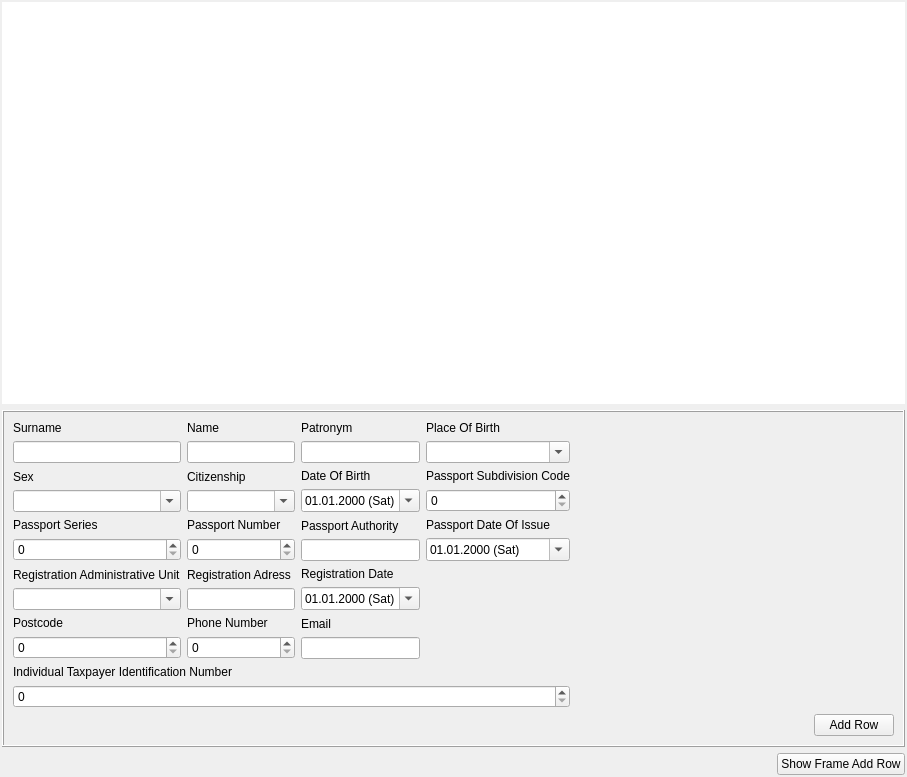
First picture: the form in tableviewtabform.ui, repository sadovskiy/sysman, before the edit.
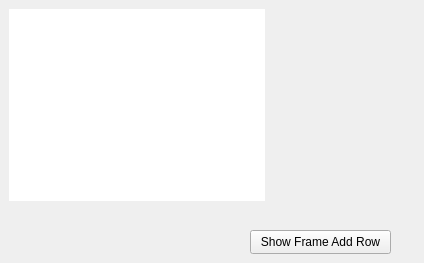
Second picture: the form after the edit.

Diff of the .ui file:
```diff
--- a/tableviewtabform.ui
+++ b/tableviewtabform.ui
@@ -6,8 +6,8 @@
    <rect>
     <x>0</x>
     <y>0</y>
-    <width>907</width>
-    <height>777</height>
+    <width>424</width>
+    <height>263</height>
    </rect>
   </property>
   <property name="sizePolicy">
@@ -19,467 +19,62 @@
   <property name="windowTitle">
    <string>Form</string>
   </property>
-  <layout class="QGridLayout" name="gridLayout_3">
-   <property name="margin">
-    <number>2</number>
+  <widget class="QTableView" name="tableView">
+   <property name="geometry">
+    <rect>
+     <x>9</x>
+     <y>9</y>
+     <width>256</width>
+     <height>192</height>
+    </rect>
    </property>
-   <item row="0" column="1">
-    <widget class="QTableView" name="tableView">
-     <property name="frameShape">
-      <enum>QFrame::NoFrame</enum>
-     </property>
-     <property name="frameShadow">
-      <enum>QFrame::Plain</enum>
-     </property>
-     <property name="lineWidth">
-      <number>1</number>
-     </property>
-     <property name="dragEnabled">
-      <bool>true</bool>
-     </property>
-     <property name="dragDropMode">
-      <enum>QAbstractItemView::DragDrop</enum>
-     </property>
-     <property name="defaultDropAction">
-      <enum>Qt::CopyAction</enum>
-     </property>
-     <property name="alternatingRowColors">
-      <bool>true</bool>
-     </property>
-     <property name="selectionMode">
-      <enum>QAbstractItemView::SingleSelection</enum>
-     </property>
-     <property name="selectionBehavior">
-      <enum>QAbstractItemView::SelectItems</enum>
-     </property>
-     <property name="sortingEnabled">
-      <bool>true</bool>
-     </property>
-    </widget>
-   </item>
-   <item row="1" column="1">
-    <widget class="QFrame" name="frameAddRow">
-     <property name="enabled">
-      <bool>true</bool>
-     </property>
-     <property name="frameShape">
-      <enum>QFrame::Box</enum>
-     </property>
-     <property name="frameShadow">
-      <enum>QFrame::Raised</enum>
-     </property>
-     <property name="lineWidth">
-      <number>1</number>
-     </property>
-     <property name="midLineWidth">
-      <number>0</number>
-     </property>
-     <layout class="QGridLayout" name="gridLayout_2">
-      <item row="0" column="0">
-       <layout class="QHBoxLayout" name="horizontalLayout">
-        <item>
-         <layout class="QVBoxLayout" name="verticalLayout">
-          <item>
-           <layout class="QGridLayout" name="gridLayout">
-            <property name="sizeConstraint">
-             <enum>QLayout::SetFixedSize</enum>
-            </property>
-            <item row="5" column="0">
-             <layout class="QVBoxLayout" name="verticalLayoutRegistrationAdministrativeUnit">
-              <item>
-               <widget class="QLabel" name="labelRegistrationAdministrativeUnit">
-                <property name="text">
-                 <string>Registration Administrative Unit</string>
-                </property>
-               </widget>
-              </item>
-              <item>
-               <widget class="QComboBox" name="comboBoxRegistrationAdministrativeUnit">
-                <property name="editable">
-                 <bool>true</bool>
-                </property>
-               </widget>
-              </item>
-             </layout>
-            </item>
-            <item row="0" column="1">
-             <layout class="QVBoxLayout" name="verticalLayoutName">
-              <item>
-               <widget class="QLabel" name="labelName">
-                <property name="text">
-                 <string>Name</string>
-                </property>
-               </widget>
-              </item>
-              <item>
-               <widget class="QLineEdit" name="lineEditName"/>
-              </item>
-             </layout>
-            </item>
-            <item row="0" column="3">
-             <layout class="QVBoxLayout" name="verticalLayoutPlaceOfBirth">
-              <item>
-               <widget class="QLabel" name="labelPlaceOfBirth">
-                <property name="text">
-                 <string>Place Of Birth</string>
-                </property>
-               </widget>
-              </item>
-              <item>
-               <widget class="QComboBox" name="comboBoxPlaceOfBirth">
-                <property name="editable">
-                 <bool>true</bool>
-                </property>
-               </widget>
-              </item>
-             </layout>
-            </item>
-            <item row="3" column="3">
-             <layout class="QVBoxLayout" name="verticalLayoutPassportSubdivisionCode">
-              <item>
-               <widget class="QLabel" name="labelPassportSubdivisionCode">
-                <property name="text">
-                 <string>Passport Subdivision Code</string>
-                </property>
-               </widget>
-              </item>
-              <item>
-               <widget class="QSpinBox" name="spinBoxPassportSubdivisionCode"/>
-              </item>
-             </layout>
-            </item>
-            <item row="3" column="0">
-             <layout class="QVBoxLayout" name="verticalLayoutSex">
-              <item>
-               <widget class="QLabel" name="labelSex">
-                <property name="text">
-                 <string>Sex</string>
-                </property>
-               </widget>
-              </item>
-              <item>
-               <widget class="QComboBox" name="comboBoxSex">
-                <property name="editable">
-                 <bool>true</bool>
-                </property>
-               </widget>
-              </item>
-             </layout>
-            </item>
-            <item row="4" column="0">
-             <layout class="QVBoxLayout" name="verticalLayoutPassportSeries">
-              <item>
-               <widget class="QLabel" name="labelPassportSeries">
-                <property name="text">
-                 <string>Passport Series</string>
-                </property>
-               </widget>
-              </item>
-              <item>
-               <widget class="QSpinBox" name="spinBoxPassportSeries">
-                <property name="maximum">
-                 <number>9999</number>
-                </property>
-               </widget>
-              </item>
-             </layout>
-            </item>
-            <item row="4" column="1">
-             <layout class="QVBoxLayout" name="verticalLayoutPassportNumber">
-              <item>
-               <widget class="QLabel" name="labelPassportNumber">
-                <property name="text">
-                 <string>Passport Number</string>
-                </property>
-               </widget>
-              </item>
-              <item>
-               <widget class="QSpinBox" name="spinBoxPassportNumber">
-                <property name="maximum">
-                 <number>999999</number>
-                </property>
-               </widget>
-              </item>
-             </layout>
-            </item>
-            <item row="3" column="1">
-             <layout class="QVBoxLayout" name="verticalLayoutCitizenship">
-              <item>
-               <widget class="QLabel" name="labelCitizenship">
-                <property name="text">
-                 <string>Citizenship</string>
-                </property>
-               </widget>
-              </item>
-              <item>
-               <widget class="QComboBox" name="comboBoxCitizenship">
-                <property name="editable">
-                 <bool>true</bool>
-                </property>
-               </widget>
-              </item>
-             </layout>
-            </item>
-            <item row="6" column="0">
-             <layout class="QVBoxLayout" name="verticalLayoutPostcode">
-              <item>
-               <widget class="QLabel" name="labelPostcode">
-                <property name="text">
-                 <string>Postcode</string>
-                </property>
-               </widget>
-              </item>
-              <item>
-               <widget class="QSpinBox" name="spinBoxPostcode">
-                <property name="maximum">
-                 <number>999999</number>
-                </property>
-               </widget>
-              </item>
-             </layout>
-            </item>
-            <item row="0" column="0">
-             <layout class="QVBoxLayout" name="verticalLayoutSurname">
-              <item>
-               <widget class="QLabel" name="labelSurname">
-                <property name="text">
-                 <string>Surname</string>
-                </property>
-               </widget>
-              </item>
-              <item>
-               <widget class="QLineEdit" name="lineEditSurname"/>
-              </item>
-             </layout>
-            </item>
-            <item row="5" column="2">
-             <layout class="QVBoxLayout" name="verticalLayoutRegistrationDate">
-              <item>
-               <widget class="QLabel" name="labelRegistrationDate">
-                <property name="text">
-                 <string>Registration Date</string>
-                </property>
-               </widget>
-              </item>
-              <item>
-               <widget class="QDateEdit" name="dateEditRegistrationDate">
-                <property name="displayFormat">
-                 <string notr="true">dd.MM.yyyy (ddd)</string>
-                </property>
-                <property name="calendarPopup">
-                 <bool>true</bool>
-                </property>
-               </widget>
-              </item>
-             </layout>
-            </item>
-            <item row="6" column="2">
-             <layout class="QVBoxLayout" name="verticalLayoutEmail">
-              <item>
-               <widget class="QLabel" name="labelEmail">
-                <property name="text">
-                 <string>Email</string>
-                </property>
-               </widget>
-              </item>
-              <item>
-               <widget class="QLineEdit" name="lineEditEmail"/>
-              </item>
-             </layout>
-            </item>
-            <item row="5" column="1">
-             <layout class="QVBoxLayout" name="verticalLayoutRegistrationAdress">
-              <item>
-               <widget class="QLabel" name="labeRegistrationAdress">
-                <property name="text">
-                 <string>Registration Adress</string>
-                </property>
-               </widget>
-              </item>
-              <item>
-               <widget class="QLineEdit" name="lineEditRegistrationAdress"/>
-              </item>
-             </layout>
-            </item>
-            <item row="4" column="2">
-             <layout class="QVBoxLayout" name="verticalLayoutPassportAuthority">
-              <item>
-               <widget class="QLabel" name="labelPassportAuthority">
-                <property name="text">
-                 <string>Passport Authority</string>
-                </property>
-               </widget>
-              </item>
-              <item>
-               <widget class="QLineEdit" name="lineEditPassportAuthority"/>
-              </item>
-             </layout>
-            </item>
-            <item row="0" column="2">
-             <layout class="QVBoxLayout" name="verticalLayoutPatronym">
-              <item>
-               <widget class="QLabel" name="labelPatronym">
-                <property name="text">
-                 <string>Patronym</string>
-                </property>
-               </widget>
-              </item>
-              <item>
-               <widget class="QLineEdit" name="lineEditPatronym"/>
-              </item>
-             </layout>
-            </item>
-            <item row="6" column="1">
-             <layout class="QVBoxLayout" name="verticalLayoutPhone">
-              <item>
-               <widget class="QLabel" name="labelPhone">
-                <property name="text">
-                 <string>Phone Number</string>
-                </property>
-               </widget>
-              </item>
-              <item>
-               <widget class="QSpinBox" name="spinBoxPhone">
-                <property name="maximum">
-                 <number>9999999</number>
-                </property>
-               </widget>
-              </item>
-             </layout>
-            </item>
-            <item row="3" column="2">
-             <layout class="QVBoxLayout" name="verticalLayoutDateOfBirth">
-              <item>
-               <widget class="QLabel" name="labelDateOfBirth">
-                <property name="text">
-                 <string>Date Of Birth</string>
-                </property>
-               </widget>
-              </item>
-              <item>
-               <widget class="QDateEdit" name="dateEditDateOfBirth">
-                <property name="currentSection">
-                 <enum>QDateTimeEdit::DaySection</enum>
-                </property>
-                <property name="displayFormat">
-                 <string notr="true">dd.MM.yyyy (ddd)</string>
-                </property>
-                <property name="calendarPopup">
-                 <bool>true</bool>
-                </property>
-               </widget>
-              </item>
-             </layout>
-            </item>
-            <item row="4" column="3">
-             <layout class="QVBoxLayout" name="verticalLayoutPassportDateOfIssue">
-              <item>
-               <widget class="QLabel" name="labelPassportDateOfIssue">
-                <property name="text">
-                 <string>Passport Date Of Issue</string>
-                </property>
-               </widget>
-              </item>
-              <item>
-               <widget class="QDateEdit" name="dateEditPassportDateOfIssue">
-                <property name="displayFormat">
-                 <string notr="true">dd.MM.yyyy (ddd)</string>
-                </property>
-                <property name="calendarPopup">
-                 <bool>true</bool>
-                </property>
-               </widget>
-              </item>
-             </layout>
-            </item>
-           </layout>
-          </item>
-          <item>
-           <layout class="QVBoxLayout" name="verticalLayoutIndividualTaxpayerIdentificationNumber">
-            <item>
-             <widget class="QLabel" name="labelIndividualTaxpayerIdentificationNumber">
-              <property name="text">
-               <string>Individual Taxpayer Identification Number</string>
-              </property>
-             </widget>
-            </item>
-            <item>
-             <widget class="QSpinBox" name="spinBoxIndividualTaxpayerIdentificationNumber"/>
-            </item>
-           </layout>
-          </item>
-         </layout>
-        </item>
-        <item>
-         <spacer name="horizontalSpacer">
-          <property name="orientation">
-           <enum>Qt::Horizontal</enum>
-          </property>
-          <property name="sizeHint" stdset="0">
-           <size>
-            <width>40</width>
-            <height>20</height>
-           </size>
-          </property>
-         </spacer>
-        </item>
-       </layout>
-      </item>
-      <item row="1" column="0">
-       <layout class="QHBoxLayout" name="horizontalLayoutAddRow">
-        <item>
-         <spacer name="horizontalSpacerAddRow">
-          <property name="orientation">
-           <enum>Qt::Horizontal</enum>
-          </property>
-          <property name="sizeHint" stdset="0">
-           <size>
-            <width>40</width>
-            <height>20</height>
-           </size>
-          </property>
-         </spacer>
-        </item>
-        <item>
-         <widget class="QPushButton" name="pushButtonAddRow">
-          <property name="text">
-           <string>Add Row</string>
-          </property>
-         </widget>
-        </item>
-       </layout>
-      </item>
-     </layout>
-    </widget>
-   </item>
-   <item row="2" column="1">
-    <layout class="QHBoxLayout" name="horizontalLayout_2">
-     <item>
-      <spacer name="horizontalSpacer_2">
-       <property name="orientation">
-        <enum>Qt::Horizontal</enum>
-       </property>
-       <property name="sizeHint" stdset="0">
-        <size>
-         <width>40</width>
-         <height>20</height>
-        </size>
-       </property>
-      </spacer>
-     </item>
-     <item>
-      <widget class="QPushButton" name="pushButtonShowHideFrameAddRow">
-       <property name="text">
-        <string>Show Frame Add Row</string>
-       </property>
-       <property name="checkable">
-        <bool>true</bool>
-       </property>
-      </widget>
-     </item>
-    </layout>
-   </item>
-  </layout>
+   <property name="frameShape">
+    <enum>QFrame::NoFrame</enum>
+   </property>
+   <property name="frameShadow">
+    <enum>QFrame::Plain</enum>
+   </property>
+   <property name="lineWidth">
+    <number>1</number>
+   </property>
+   <property name="dragEnabled">
+    <bool>true</bool>
+   </property>
+   <property name="dragDropMode">
+    <enum>QAbstractItemView::DragDrop</enum>
+   </property>
+   <property name="defaultDropAction">
+    <enum>Qt::CopyAction</enum>
+   </property>
+   <property name="alternatingRowColors">
+    <bool>true</bool>
+   </property>
+   <property name="selectionMode">
+    <enum>QAbstractItemView::SingleSelection</enum>
+   </property>
+   <property name="selectionBehavior">
+    <enum>QAbstractItemView::SelectItems</enum>
+   </property>
+   <property name="sortingEnabled">
+    <bool>true</bool>
+   </property>
+  </widget>
+  <widget class="QPushButton" name="pushButtonShowHideFrameAddRow">
+   <property name="geometry">
+    <rect>
+     <x>250</x>
+     <y>230</y>
+     <width>141</width>
+     <height>24</height>
+    </rect>
+   </property>
+   <property name="text">
+    <string>Show Frame Add Row</string>
+   </property>
+   <property name="checkable">
+    <bool>true</bool>
+   </property>
+  </widget>
  </widget>
  <tabstops>
   <tabstop>lineEditSurname</tabstop>
```
Left out of the diff: 20 changed lines with no effect on the pictures.
